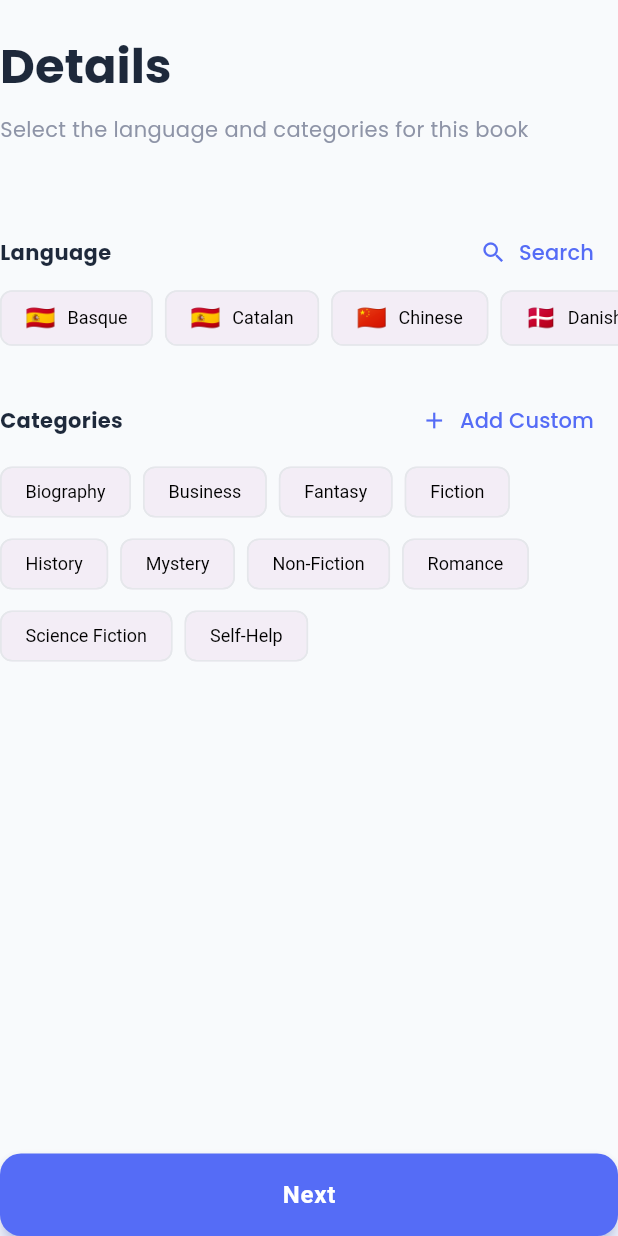
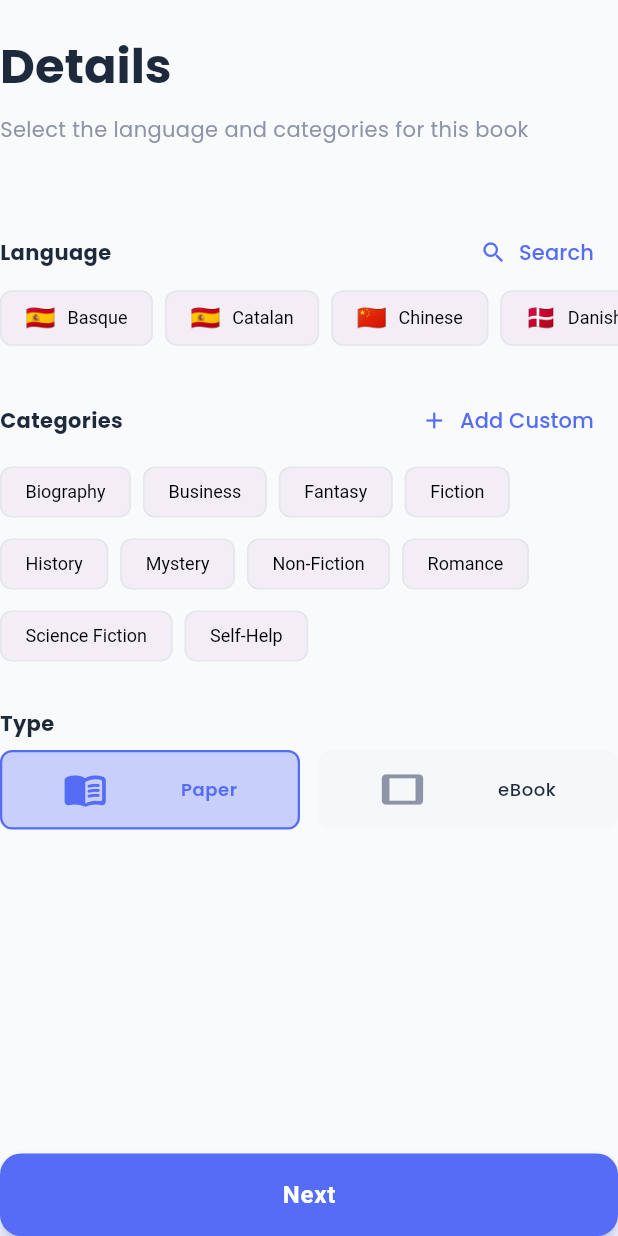
Before and after one commit to JordiiVidal/read-snap-app, a Flutter app: the BookStepDetails widget shown alone on an empty page, opened directly with empty values, on a phone screen of 412 x 824 dp. Run offline on Flutter 3.47's test engine with Material 3 defaults, Android fonts, the phone set to English and light mode, and no system bars; our stand-ins replace flutter_riverpod, freezed_annotation, google_fonts, sqflite; accounts and stored records are empty; statements that could not run were skipped.

Commit message:
add type book on details step

```diff
--- a/lib/features/book/presentation/notifiers/book_create_notifier.dart
+++ b/lib/features/book/presentation/notifiers/book_create_notifier.dart
@@ -64,6 +64,10 @@ class BookCreateNotifier extends StateNotifier<AsyncValue<BookEntity>> {
     );
   }
 
+  void updateType(BookType type) {
+    state = AsyncValue.data(currentBookDraft.copyWith(type: type));
+  }
+
   void updateStartedAt(DateTime startDate) {
     state = AsyncValue.data(currentBookDraft.copyWith(startedAt: startDate));
   }
--- /dev/null
+++ b/lib/features/book/presentation/widgets/selectors/book_type_selector.dart
@@ -0,0 +1,124 @@
+import 'package:flutter/material.dart';
+import 'package:read_snap/features/book/domain/domain.dart';
+import 'package:read_snap/shared/widgets/forms/forms.dart';
+
+class BookTypeSelector extends StatelessWidget {
+  final BookType selectedType;
+  final ValueChanged<BookType> onTypeChanged;
+  final String? label;
+
+  const BookTypeSelector({
+    super.key,
+    required this.selectedType,
+    required this.onTypeChanged,
+    this.label,
+  });
+
+  @override
+  Widget build(BuildContext context) {
+    return Column(
+      crossAxisAlignment: CrossAxisAlignment.start,
+      children: [
+        LabelFormField(label ?? 'Type'),
+        Row(
+          children: [
+            Expanded(
+              child: _TypeCard(
+                icon: Icons.menu_book_rounded,
+                label: 'Paper',
+                type: BookType.paper,
+                isSelected: selectedType == BookType.paper,
+                onTap: () => onTypeChanged(BookType.paper),
+              ),
+            ),
+            const SizedBox(width: 12),
+            Expanded(
+              child: _TypeCard(
+                icon: Icons.tablet_rounded,
+                label: 'eBook',
+                type: BookType.digital,
+                isSelected: selectedType == BookType.digital,
+                onTap: () => onTypeChanged(BookType.digital),
+              ),
+            ),
+          ],
+        ),
+      ],
+    );
+  }
+}
+
+class _TypeCard extends StatelessWidget {
+  final IconData icon;
+  final String label;
+  final BookType type;
+  final bool isSelected;
+  final VoidCallback onTap;
+
+  const _TypeCard({
+    required this.icon,
+    required this.label,
+    required this.type,
+    required this.isSelected,
+    required this.onTap,
+  });
+
+  @override
+  Widget build(BuildContext context) {
+    return InkWell(
+      onTap: onTap,
+      borderRadius: BorderRadius.circular(8),
+      child: Container(
+        padding: const EdgeInsets.symmetric(vertical: 10, horizontal: 16),
+        decoration: BoxDecoration(
+          color: _getBackgroundColor(context),
+          borderRadius: BorderRadius.circular(8),
+          border: Border.all(
+            color: _getBorderColor(context),
+            width: isSelected ? 1.5 : 1,
+          ),
+        ),
+        child: Row(
+          mainAxisSize: MainAxisSize.min,
+          mainAxisAlignment: MainAxisAlignment.spaceAround,
+          children: [
+            Icon(icon, size: 30, color: _getIconColor(context)),
+            Text(
+              label,
+              style: Theme.of(context).textTheme.bodySmall?.copyWith(
+                fontWeight: isSelected ? FontWeight.w600 : FontWeight.w500,
+                color: isSelected
+                    ? Theme.of(context).colorScheme.primary
+                    : Theme.of(context).colorScheme.onSurface,
+              ),
+              textAlign: TextAlign.center,
+            ),
+          ],
+        ),
+      ),
+    );
+  }
+
+  Color _getBackgroundColor(BuildContext context) {
+    if (isSelected) {
+      return Theme.of(
+        context,
+      ).colorScheme.primaryContainer.withValues(alpha: 0.3);
+    }
+    return Theme.of(context).colorScheme.secondary.withValues(alpha: 0.03);
+  }
+
+  Color _getBorderColor(BuildContext context) {
+    if (isSelected) {
+      return Theme.of(context).colorScheme.primary;
+    }
+    return Colors.transparent;
+  }
+
+  Color _getIconColor(BuildContext context) {
+    if (isSelected) {
+      return Theme.of(context).colorScheme.primary;
+    }
+    return Theme.of(context).colorScheme.secondary;
+  }
+}
--- a/lib/features/book/presentation/widgets/steps/book_step_details.dart
+++ b/lib/features/book/presentation/widgets/steps/book_step_details.dart
@@ -2,6 +2,7 @@ import 'package:flutter/material.dart';
 import 'package:flutter_riverpod/flutter_riverpod.dart';
 import 'package:read_snap/features/book/domain/domain.dart';
 import 'package:read_snap/features/book/presentation/notifiers/book_create_notifier.dart';
+import 'package:read_snap/features/book/presentation/widgets/selectors/book_type_selector.dart';
 import 'package:read_snap/features/category/presentation/widgets/selectors/category_selector.dart';
 import 'package:read_snap/features/language/presentation/widgets/selectors/language_selector.dart';
 import 'package:read_snap/shared/widgets/wizard/wizard.dart';
@@ -56,6 +57,15 @@ class _BookStepDetailsState extends ConsumerState<BookStepDetails> {
           },
         ),
 
+        // Book Type Selector
+        BookTypeSelector(
+          selectedType: bookState.type,
+          onTypeChanged: (type) {
+            _dismissKeyboard();
+            bookCreateNotifier.updateType(type);
+          },
+        ),
+
         const Spacer(),
 
         // Next Button
```
